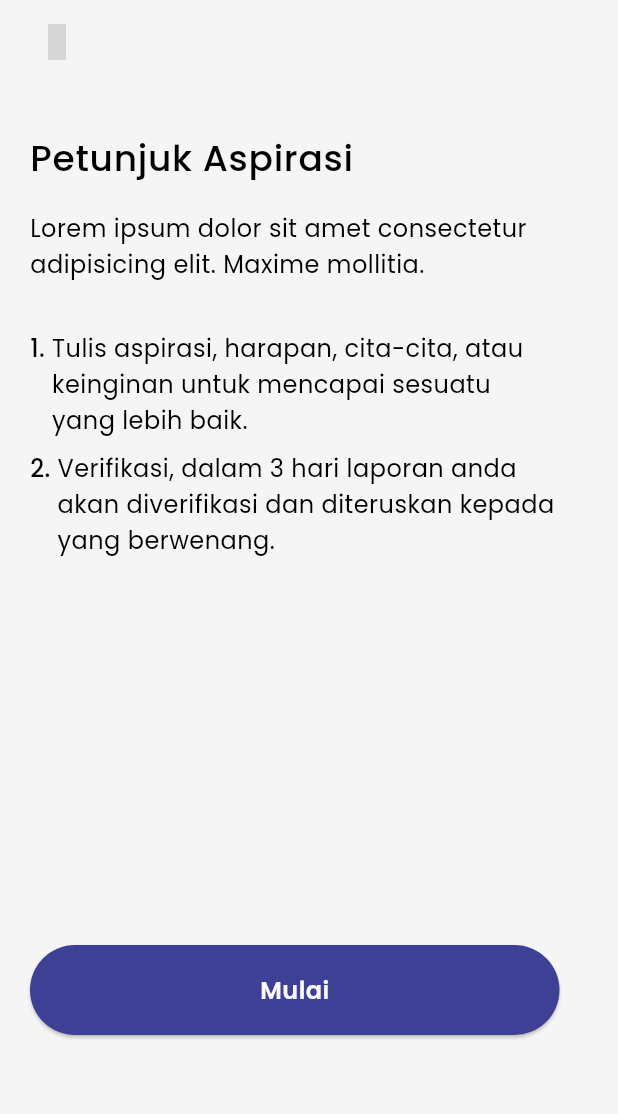
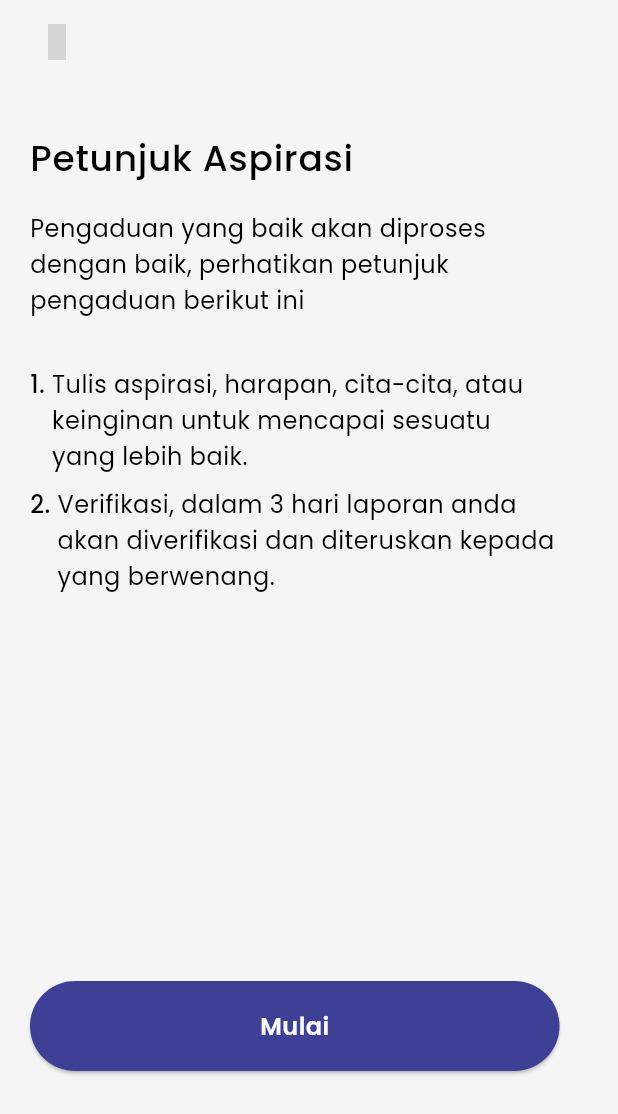
Before and after one commit to Rofiq67/usmhub_v1, a Flutter app: the AspirasiPage screen opened directly, on a phone screen of 412 x 824 dp. Shown: the top 1114 px of the screen. Run offline on Flutter 3.47's test engine with Material 3 defaults, Android fonts, the phone set to English and light mode, and no system bars; our stand-ins replace carousel_slider, dropdown_button2, file_picker, flutter_html, flutter_rating_bar, flutter_svg and 7 more; missing offline and left inert: syncfusion_flutter_pdfviewer; accounts and stored records are empty; project files that could hold a hidden picture were left out; grey boxes are pictures that could not be loaded.

Commit message:
update 8 juli

```diff
--- a/lib/constants/constans.dart
+++ b/lib/constants/constans.dart
@@ -1 +1 @@
-String url = 'http://192.168.229.237:80/api';
+String url = 'http://192.168.52.237:80/api';
--- a/lib/features/aspirasi_page/presentations/pages/aspirasi.dart
+++ b/lib/features/aspirasi_page/presentations/pages/aspirasi.dart
@@ -52,7 +52,7 @@
             SizedBox(
               width: 352,
               child: Text(
-                'Lorem ipsum dolor sit amet consectetur adipisicing elit. Maxime mollitia.',
+                'Pengaduan yang baik akan diproses dengan baik, perhatikan petunjuk pengaduan berikut ini',
                 style: GoogleFonts.poppins(
                   color: Colors.black,
                   fontSize: 16,
--- a/lib/features/pengaduan_page/presentations/pages/pengaduan.dart
+++ b/lib/features/pengaduan_page/presentations/pages/pengaduan.dart
@@ -52,7 +52,7 @@
             SizedBox(
               width: 352,
               child: Text(
-                'Lorem ipsum dolor sit amet consectetur adipisicing elit. Maxime mollitia.',
+                'Pengaduan yang baik akan diproses dengan baik, perhatikan petunjuk pengaduan berikut ini',
                 style: GoogleFonts.poppins(
                   color: Colors.black,
                   fontSize: 16,
```
Also changed, not shown: lib/features/aspirasi_page/presentations/pages/form_aspirasi.dart (+9 -0 lines), lib/features/pengaduan_page/presentations/pages/form_aduan.dart (+10 -0 lines).
